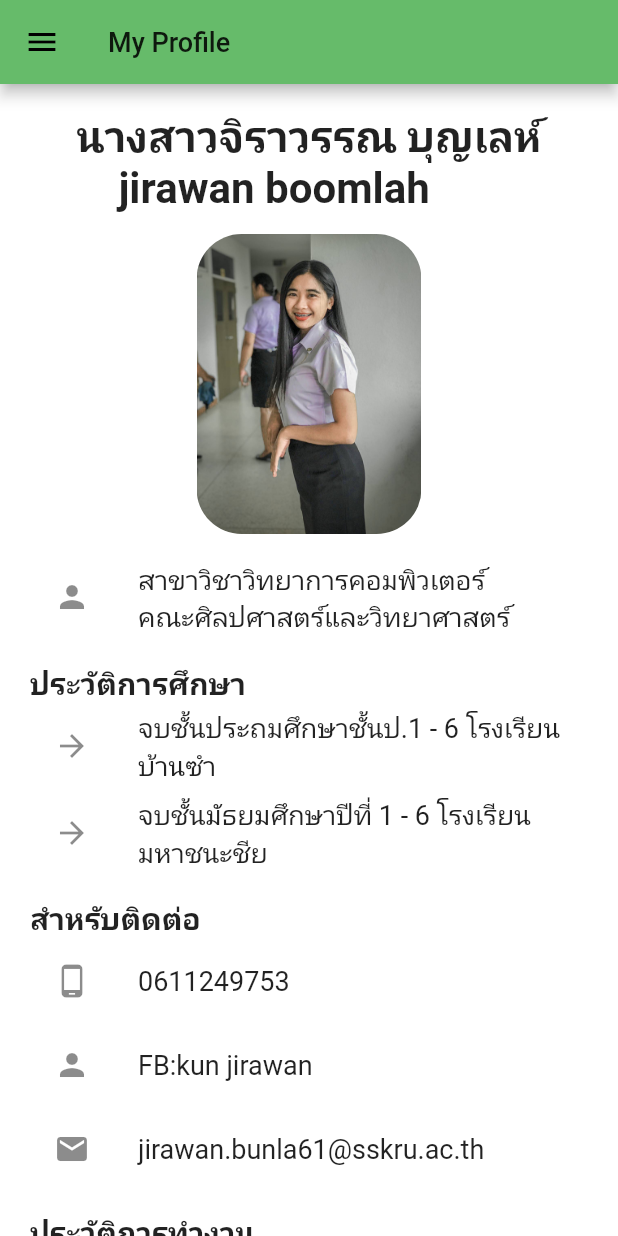
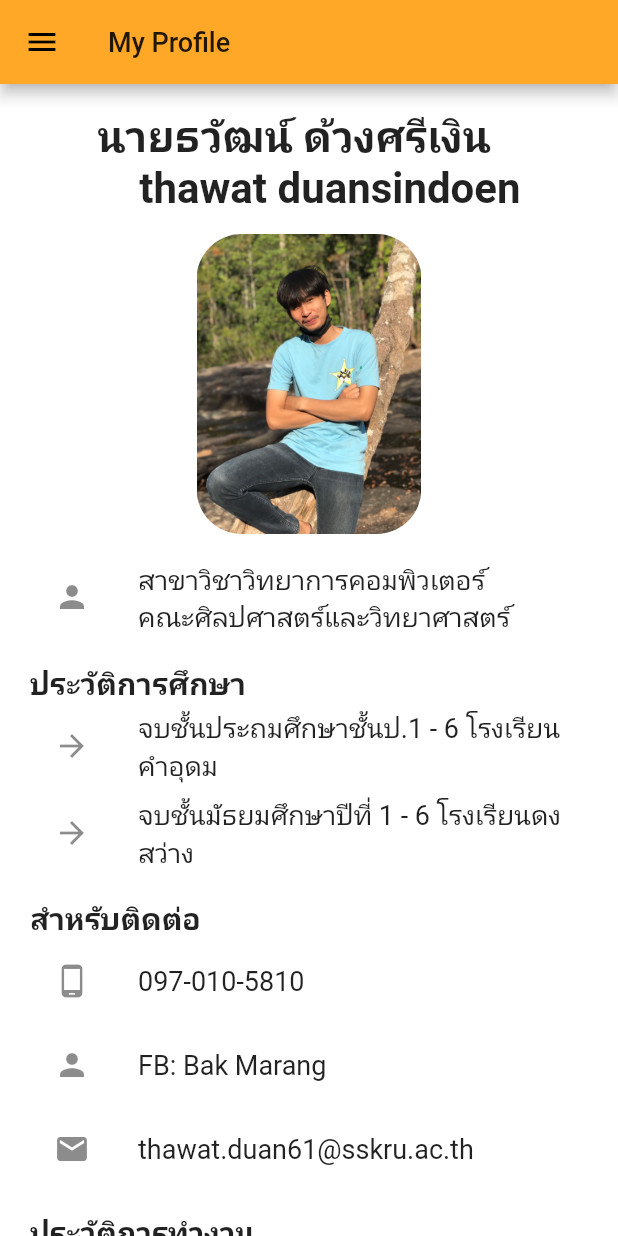
Before and after one commit to jirawan12/new, a Flutter app: the MyProfile screen opened directly, on a phone screen of 412 x 824 dp. Run offline on Flutter 3.47's test engine with Material 2 defaults, Android fonts, the phone set to English and light mode, and no system bars; our stand-ins replace flutter_svg, google_fonts, webview_flutter; Roboto replaces fonts that are missing (Kanit, Prompt).

Commit message:
first commit

```diff
--- a/lib/Screens/app/news_screen.dart
+++ b/lib/Screens/app/news_screen.dart
@@ -81,7 +81,7 @@ class _NewsPageState extends State<NewsPage> {
                               EdgeInsets.symmetric(horizontal: 15, vertical: 0),
                           child: Align(
                             child: Text('${dataList[index].description}',
-                                style: TextStyle(color: Colors.green[800])),
+                                style: TextStyle(color: Colors.grey[800])),
                           ),
                         ),
                         SizedBox(
--- a/lib/drawer_menu.dart
+++ b/lib/drawer_menu.dart
@@ -16,8 +16,8 @@ class _DrawerMenuState extends State<DrawerMenu> {
         padding: EdgeInsets.zero,
         children: <Widget>[
           UserAccountsDrawerHeader(
-            accountName: Text('jirawan & thanomwan'),
-            accountEmail: Text('jirawan.boon61@sskru.ac.th'),
+            accountName: Text('thawat'),
+            accountEmail: Text('thawat.duan61@sskru.ac.th'),
             currentAccountPicture: CircleAvatar(
               child: FlutterLogo(
                 size: 40.0,
--- a/lib/main.dart
+++ b/lib/main.dart
@@ -13,7 +13,7 @@ class MyApp extends StatelessWidget {
       debugShowCheckedModeBanner: false,
       title: 'Flutter Auth',
       theme: ThemeData(
-        primaryColor: Colors.green[400],
+        primaryColor: Colors.orange[400],
         scaffoldBackgroundColor: Colors.white,
       ),
       home: WelcomeScreen(),
--- a/lib/profile.dart
+++ b/lib/profile.dart
@@ -45,7 +45,7 @@ class MyProfile extends StatelessWidget {
                     alignment: Alignment.centerLeft,
                     child: Center(
                       child: Text(
-                        "นางสาวจิราวรรณ บุญเลห์\n    jirawan boomlah",
+                        "นายธวัฒน์ ด้วงศรีเงิน\n    thawat duansindoen",
                         style: bulletStyle,
                       ),
                     ),
@@ -81,7 +81,7 @@ class MyProfile extends StatelessWidget {
                     leading: Icon(Icons.arrow_forward),
                     title: Align(
                       child: new Text(
-                        'จบชั้นประถมศึกษาชั้นป.1 - 6 โรงเรียนบ้านซำ',
+                        'จบชั้นประถมศึกษาชั้นป.1 - 6 โรงเรียนคำอุดม',
                         style: contentStyle,
                       ),
                       alignment: Alignment(-1.8, 0),
@@ -91,7 +91,7 @@ class MyProfile extends StatelessWidget {
                     leading: Icon(Icons.arrow_forward),
                     title: Align(
                       child: new Text(
-                        'จบชั้นมัธยมศึกษาปีที่ 1 - 6 โรงเรียนมหาชนะชีย',
+                        'จบชั้นมัธยมศึกษาปีที่ 1 - 6 โรงเรียนดงสว่าง',
                         style: contentStyle,
                       ),
                       alignment: Alignment(-1.8, 0),
@@ -109,7 +109,7 @@ class MyProfile extends StatelessWidget {
                     leading: Icon(Icons.phone_android),
                     title: Align(
                       child: new Text(
-                        '0611249753',
+                        '097-010-5810',
                         style: contentStyle,
                       ),
                       alignment: Alignment(-1, 0),
@@ -119,7 +119,7 @@ class MyProfile extends StatelessWidget {
                     leading: Icon(Icons.person),
                     title: Align(
                       child: new Text(
-                        'FB:kun jirawan',
+                        'FB: Bak Marang',
                         style: contentStyle,
                       ),
                       alignment: Alignment(-1, 0),
@@ -129,7 +129,7 @@ class MyProfile extends StatelessWidget {
                     leading: Icon(Icons.email),
                     title: Align(
                       child: new Text(
-                        'jirawan.bunla61@sskru.ac.th',
+                        'thawat.duan61@sskru.ac.th',
                         style: contentStyle,
                       ),
                       alignment: Alignment(-1, 0),
@@ -166,7 +166,7 @@ class MyProfile extends StatelessWidget {
                     leading: Icon(Icons.developer_board),
                     title: Align(
                       child: new Text(
-                        'ทำอาหาร',
+                        'เล่นเกม',
                         style: contentStyle,
                       ),
                       alignment: Alignment(-1, 0),
@@ -217,7 +217,7 @@ class MyProfile extends StatelessWidget {
                     leading: Icon(Icons.arrow_forward),
                     title: Align(
                       child: new Text(
-                        '    ทำวันนี้ให้ดีกว่าเมื่อวาน',
+                        '    ไม่เลือกงานไม่ยากจน',
                         style: contentStyle,
                       ),
                       alignment: Alignment(-1.8, 0),
```
Also changed, not shown: assets/images/40.jpg, 1 other file.
